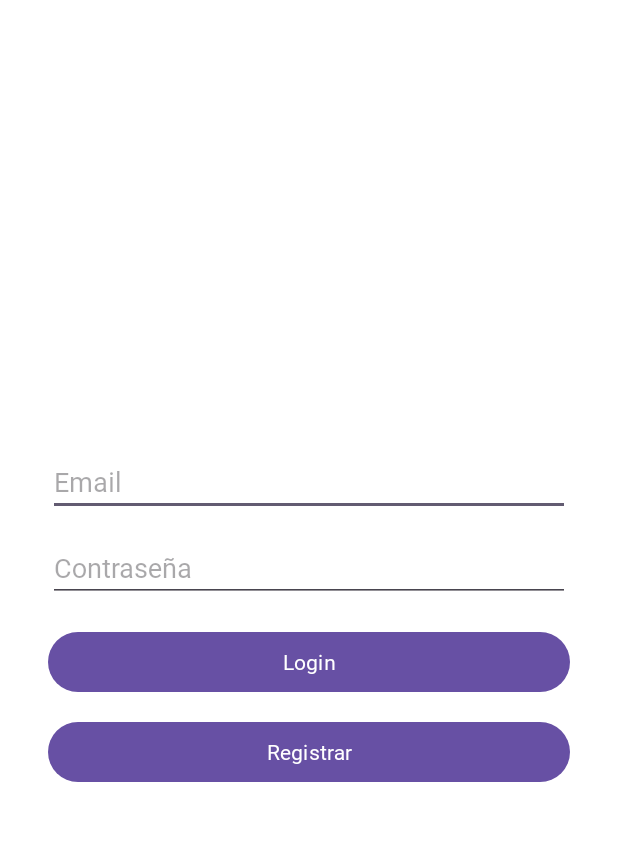
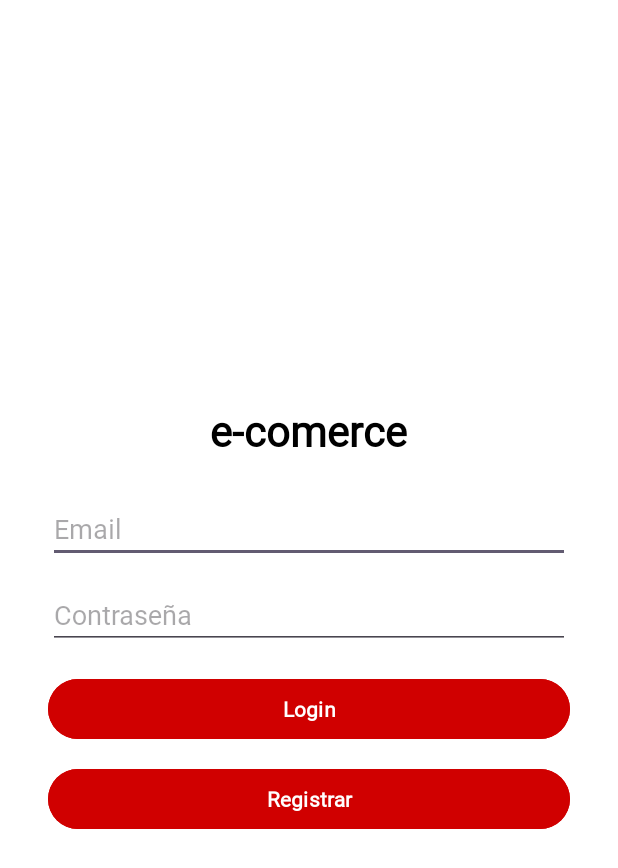
Before and after one commit to CQuiroz1404/AppSQLite, an Android app: the screen it shows after launch (MainActivity), on a phone screen of 412 x 824 dp. Shown: the top 868 px of the screen. Run offline under Robolectric (Android 15) with nearby library versions, the phone set to English and light mode, and no system bars.

Commit message:
cambion en diseño de main

```diff
--- a/app/src/main/res/layout/activity_main.xml
+++ b/app/src/main/res/layout/activity_main.xml
@@ -20,6 +20,18 @@
         app:layout_constraintBottom_toBottomOf="parent"
         app:layout_constraintStart_toStartOf="parent"
         app:layout_constraintEnd_toEndOf="parent">
+
+        <!-- Título -->
+        <TextView
+            android:id="@+id/tvTitle"
+            android:layout_width="wrap_content"
+            android:layout_height="wrap_content"
+            android:text="e-comerce"
+            android:textSize="28sp"
+            android:textStyle="bold"
+            android:textColor="@android:color/black"
+            android:layout_marginBottom="24dp"
+            android:fontFamily="@font/roland_variable_full" />
 
         <!-- Email -->
         <EditText
@@ -46,6 +58,9 @@
             android:layout_width="match_parent"
             android:layout_height="wrap_content"
             android:text="Login"
+            android:textColor="@color/white"
+            android:textStyle="bold"
+            android:backgroundTint="#D00000"
             android:layout_marginTop="16dp"
             android:fontFamily="@font/roland_variable_full" />
 
@@ -55,6 +70,9 @@
             android:layout_width="match_parent"
             android:layout_height="wrap_content"
             android:text="Registrar"
+            android:textColor="@color/white"
+            android:textStyle="bold"
+            android:backgroundTint="#D00000"
             android:layout_marginTop="12dp"
             android:fontFamily="@font/roland_variable_full" />
 
```
